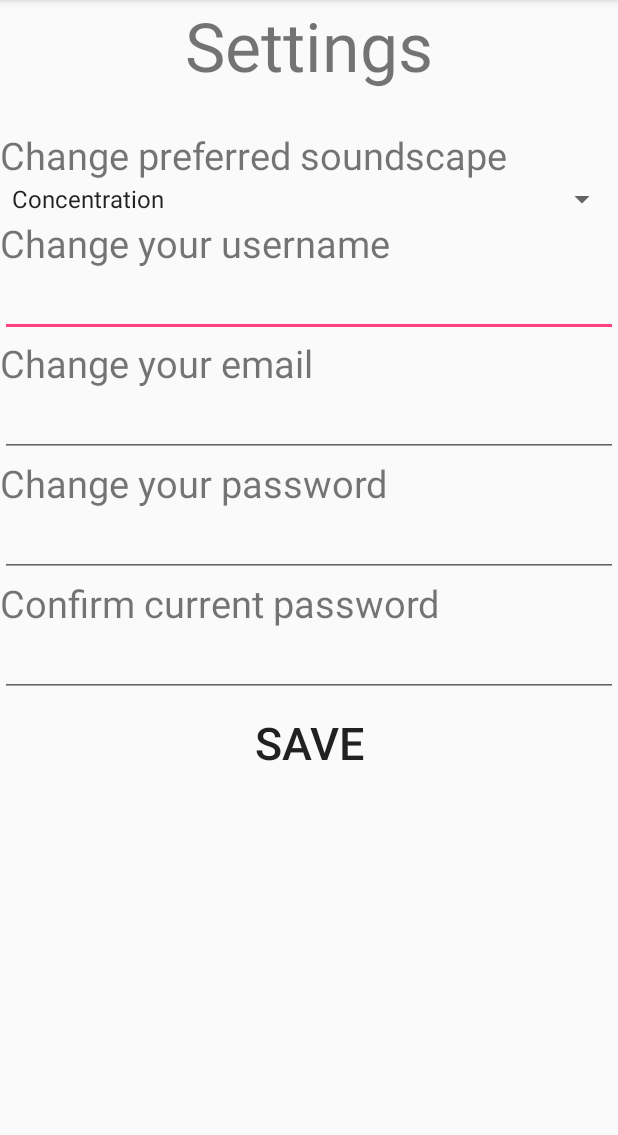
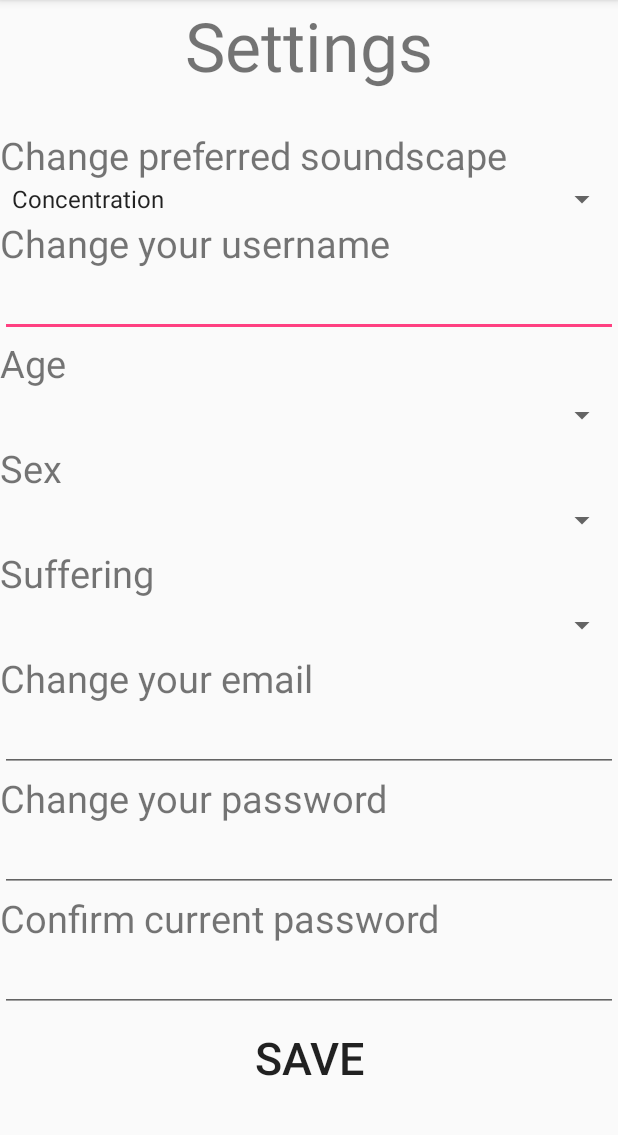
Before and after one commit to RosabelleArmstead/softeng-cw, an Android app: the Settings screen opened directly, with no data from a screen before it, on a phone screen of 412 x 824 dp, the part 84-1219 px from its top. Run offline under Robolectric (Android 15) with nearby library versions, the light colour scheme and no system bars; our stand-ins replace Firebase (no records; nobody signed in at launch, a user with empty details on screens opened directly); libraries missing offline, so code that uses them is left out: com.firebase.ui; pictures from the network do not load.

Commit message:
Server side re-make of authentication UI plus new UserData fields

```diff
--- a/app/src/main/AndroidManifest.xml
+++ b/app/src/main/AndroidManifest.xml
@@ -20,6 +20,8 @@
                 <category android:name="android.intent.category.LAUNCHER" />
             </intent-filter>
         </activity>
+        <activity android:name=".Login" />
+        <activity android:name=".SignUp" />
         <activity android:name=".SleepCalendar" />
         <activity android:name=".Settings" />
         <activity android:name=".Information" />
--- a/app/src/main/java/com2027/cw/group7/resteasy/MainActivity.java
+++ b/app/src/main/java/com2027/cw/group7/resteasy/MainActivity.java
@@ -1,5 +1,6 @@
 package com2027.cw.group7.resteasy;
 
+import android.content.Intent;
 import android.os.Bundle;
 import android.view.View;
 import android.widget.Button;
@@ -17,7 +18,7 @@ public class MainActivity extends AppBaseActivity {
     private TextView loggedOutText;
 
     public void loginClick(View v) {
-        login();
+        startActivity(new Intent(this, Login.class));
     }
 
     public void logoutClick(View v) {
--- a/app/src/main/java/com2027/cw/group7/resteasy/Settings.java
+++ b/app/src/main/java/com2027/cw/group7/resteasy/Settings.java
@@ -7,6 +7,7 @@ import android.util.Log;
 import android.view.View;
 import android.widget.AdapterView;
 import android.widget.ArrayAdapter;
+import android.widget.EditText;
 import android.widget.Spinner;
 import android.widget.TextView;
 
@@ -23,10 +24,13 @@ import java.util.ArrayList;
 import java.util.List;
 
 public class Settings extends AppBaseActivity {
-    private TextView confirmPassword;
-    private TextView editPassword;
-    private TextView editEMail;
-    private TextView editName;
+    private EditText confirmPassword;
+    private EditText editPassword;
+    private EditText editEMail;
+    private EditText editName;
+    private Spinner editAge;
+    private Spinner editSex;
+    private Spinner editSuffering;
     private Spinner soundscapeSpinner;
     private ArrayAdapter<CharSequence> infoSpinnerAdapter;
     private UserData userData;
@@ -42,6 +46,9 @@ public class Settings extends AppBaseActivity {
         editPassword = findViewById(R.id.edit_password);
         editEMail = findViewById(R.id.edit_email);
         editName = findViewById(R.id.edit_name);
+        editAge = findViewById(R.id.age);
+        editSex = findViewById(R.id.sex);
+        editSuffering = findViewById(R.id.suffering);
 
         // Load default value
         if (user != null) {
@@ -58,6 +65,27 @@ public class Settings extends AppBaseActivity {
                         Log.d("RESTEASY_UserData", "Default Soundscape: " + userData.defaultSoundscape);
                         int spinnerPosition = infoSpinnerAdapter.getPosition(userData.defaultSoundscape);
                         soundscapeSpinner.setSelection(spinnerPosition);
+                    }
+                    Log.d("RESTEASY_UserData",
+                            userData.ageRange + " " +
+                                    userData.sex + " " + userData.suffering);
+                    for (int i=0; i < editAge.getCount(); i++){
+                        if (editAge.getItemAtPosition(i).toString().equals(userData.ageRange)){
+                            editAge.setSelection(i);
+                            break;
+                        }
+                    }
+                    for (int i=0; i < editSex.getCount(); i++){
+                        if (editSex.getItemAtPosition(i).toString().equals(userData.sex)){
+                            editSex.setSelection(i);
+                            break;
+                        }
+                    }
+                    for (int i=0; i < editSuffering.getCount(); i++){
+                        if (editSuffering.getItemAtPosition(i).toString().equals(userData.suffering)){
+                            editSuffering.setSelection(i);
+                            break;
+                        }
                     }
                     findViewById(R.id.loadingPanel).setVisibility(View.GONE);
                 }
@@ -91,11 +119,14 @@ public class Settings extends AppBaseActivity {
         });
     }
 
-    private Task<Void> updateUserData(String soundscape) {
+    private Task<Void> updateUserData(String soundscape, String age, String sex, String suffering) {
         FirebaseUser user = FirebaseAuth.getInstance().getCurrentUser();
         if (user == null || soundscape.isEmpty() ||
                 soundscape.equals(userData.defaultSoundscape)) return null;
         userData.defaultSoundscape = soundscape;
+        userData.ageRange = age;
+        userData.sex = sex;
+        userData.suffering = suffering;
         return userData.save(user.getUid());
     }
 
@@ -188,7 +219,11 @@ public class Settings extends AppBaseActivity {
                             Task<Void> profileTask = updateProfile(editName.getText().toString());
                             if (profileTask != null) taskList.add(profileTask);
 
-                            Task<Void> updateUserData = updateUserData(soundscapeSpinner.getSelectedItem().toString());
+                            Task<Void> updateUserData = updateUserData(
+                                    soundscapeSpinner.getSelectedItem().toString(),
+                                    editAge.getSelectedItem().toString(),
+                                    editSex.getSelectedItem().toString(),
+                                    editSuffering.getSelectedItem().toString());
                             if (updateUserData != null) taskList.add(updateUserData);
 
                             if (taskList.isEmpty()) {
--- a/app/src/main/java/com2027/cw/group7/resteasy/SleepCalendar.java
+++ b/app/src/main/java/com2027/cw/group7/resteasy/SleepCalendar.java
@@ -4,6 +4,7 @@ import android.content.Intent;
 import android.database.sqlite.SQLiteDatabase;
 import android.os.Bundle;
 import android.support.annotation.NonNull;
+import android.util.Log;
 import android.view.View;
 import android.widget.AdapterView;
 import android.widget.ArrayAdapter;
@@ -71,6 +72,7 @@ public class SleepCalendar extends AppBaseActivity {
            @Override
            public void onComplete(@NonNull Task<Map<String, SleepData>> t) {
                Map<String, SleepData> map = t.getResult();
+               Log.d("RESTEASY_SleepCal", "Map Size: " + map.size());
 
                ArrayList<String> values = new ArrayList<String>();
                details = new ArrayList<String>();
--- a/app/src/main/java/com2027/cw/group7/resteasy/UserData.java
+++ b/app/src/main/java/com2027/cw/group7/resteasy/UserData.java
@@ -7,6 +7,9 @@ import com.google.firebase.firestore.FirebaseFirestore;
 
 public class UserData extends FireStore {
     public String defaultSoundscape;
+    public String ageRange;
+    public String sex;
+    public String suffering;
 
     public UserData() {
         // Default constructor required for calls to DataSnapshot.getValue(User.class)
--- a/app/src/main/res/layout/activity_settings.xml
+++ b/app/src/main/res/layout/activity_settings.xml
@@ -1,13 +1,18 @@
 <?xml version="1.0" encoding="utf-8"?>
+<ScrollView
+    xmlns:android="http://schemas.android.com/apk/res/android"
+    android:layout_width="fill_parent"
+    android:layout_height="fill_parent">
     <LinearLayout xmlns:android="http://schemas.android.com/apk/res/android"
         android:layout_width="match_parent"
         android:layout_height="match_parent"
         android:orientation="vertical">
-    <RelativeLayout
+
+        <RelativeLayout
         android:id="@+id/loadingPanel"
         android:layout_width="match_parent"
         android:layout_height="match_parent"
-        android:gravity="center" >
+        android:gravity="center">
 
         <ProgressBar
             android:layout_width="wrap_content"
@@ -46,6 +51,45 @@
         android:layout_height="wrap_content"
         android:ems="10"
         android:inputType="textPersonName" />
+
+    <TextView
+        android:layout_width="match_parent"
+        android:layout_height="wrap_content"
+        android:labelFor="@id/age"
+        android:text="@string/age"
+        android:textSize="25sp" />
+
+    <Spinner
+        android:id="@+id/age"
+        android:layout_width="match_parent"
+        android:layout_height="35dp"
+        android:entries="@array/ages" />
+
+    <TextView
+        android:layout_width="match_parent"
+        android:layout_height="wrap_content"
+        android:labelFor="@id/sex"
+        android:text="@string/sex"
+        android:textSize="25sp" />
+
+    <Spinner
+        android:id="@+id/sex"
+        android:layout_width="match_parent"
+        android:layout_height="35dp"
+        android:entries="@array/sexes" />
+
+    <TextView
+        android:layout_width="match_parent"
+        android:layout_height="wrap_content"
+        android:labelFor="@id/suffering"
+        android:text="@string/suffering"
+        android:textSize="25sp" />
+
+    <Spinner
+        android:id="@+id/suffering"
+        android:layout_width="match_parent"
+        android:layout_height="35dp"
+        android:entries="@array/suffering" />
 
     <TextView
         android:id="@+id/textView"
@@ -99,3 +143,4 @@
         android:text="@string/save"
         android:textSize="30sp" />
 </LinearLayout>
+</ScrollView>
--- a/app/src/main/res/values/strings.xml
+++ b/app/src/main/res/values/strings.xml
@@ -65,4 +65,12 @@
     <string name="user_suggestion_title_hint">Give your treatment a title...</string>
     <string name="user_suggestion_description_hint">Describe your treatment...</string>
     <string name="soundscape_duration">Change Soundscape duration</string>
+    <string name="login">Login</string>
+    <string name="signup">Sign Up</string>
+    <string name="email">E-Mail</string>
+    <string name="confirm_pass">Confirm password</string>
+    <string name="username">Username</string>
+    <string name="age">Age</string>
+    <string name="sex">Sex</string>
+    <string name="suffering">Suffering</string>
 </resources>
```
Also changed, not shown: app/src/main/java/com2027/cw/group7/resteasy/AppBaseActivity.java (+4 -3 lines), app/src/main/java/com2027/cw/group7/resteasy/Login.java (added, +65 -0 lines), app/src/main/java/com2027/cw/group7/resteasy/SignUp.java (added, +166 -0 lines), app/src/main/java/com2027/cw/group7/resteasy/SleepRecorder.java (+10 -0 lines).
